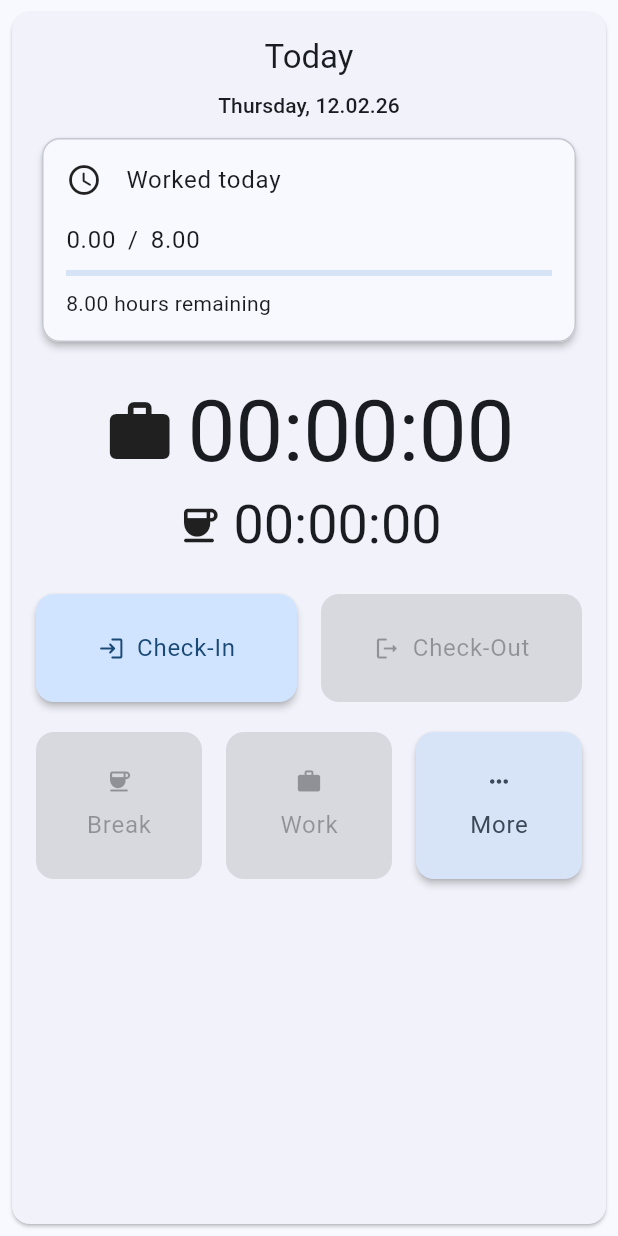
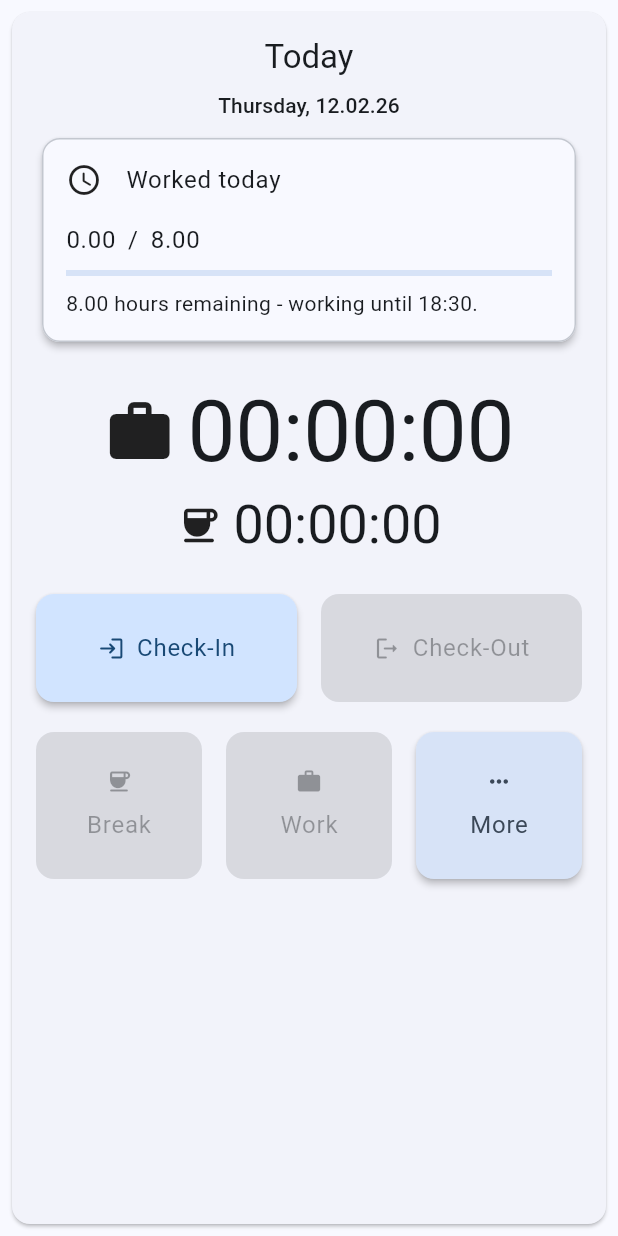
Before and after one commit to MaeschDEV/zentime, a Flutter app: the DayTab widget shown alone on an empty page, opened directly, on a phone screen of 412 x 824 dp. Run offline on Flutter 3.47's test engine with Material 3 defaults, Android fonts, the phone set to English and light mode, and no system bars; our stand-ins replace hive_ce, hive_ce_flutter; accounts and stored records are empty.

Commit message:
Added a text field that shows when the user can clock out

```diff
--- a/lib/tabs/day_tab.dart
+++ b/lib/tabs/day_tab.dart
@@ -2,6 +2,7 @@ import 'dart:async';
 
 import 'package:flutter/material.dart';
 import 'package:hive_ce_flutter/adapters.dart';
+import 'package:intl/intl.dart';
 import 'package:zentime/logic/settings.dart';
 import 'package:zentime/logic/week.dart';
 import 'package:zentime/logic/workday.dart';
@@ -128,6 +129,12 @@ class _DayTab extends State<DayTab> {
     final workedHours = workedDuration.inMinutes / 60.0;
     final remainingHours = (targetHours - workedHours).clamp(0.0, targetHours);
 
+    final clockOutTime = DateTime.now().add(
+      Duration(minutes: (remainingHours * 60).round()),
+    );
+
+    final clockOutTimeString = DateFormat('HH:mm').format(clockOutTime);
+
     double progress = 0.0;
 
     if (targetHours != 0) {
@@ -147,6 +154,7 @@ class _DayTab extends State<DayTab> {
       'breakDuration': breakDuration,
       'dayType': workDay?.dayType ?? DayType.work,
       'targetHours': targetHours,
+      'clockOutTime': clockOutTimeString,
     };
   }
 
@@ -566,6 +574,8 @@ class _DayTab extends State<DayTab> {
                                       data['workedHours'] as double;
                                   final remainingHours =
                                       data['remainingHours'] as double;
+                                  final clockOutTime =
+                                      data['clockOutTime'] as String;
                                   final progress = data['progress'] as double;
                                   final targetHours =
                                       data['targetHours'] as double;
@@ -591,18 +601,36 @@ class _DayTab extends State<DayTab> {
                                         ],
                                       ),
                                       LinearProgressIndicator(value: progress),
-                                      Row(
+                                      (remainingHours != 0.0)
+                                          ? Row(
                                               children: [
                                                 Text(
                                                   _formatHours(remainingHours),
-                                            style: theme.textTheme.bodyMedium,
+                                                  style: theme
+                                                      .textTheme
+                                                      .bodyMedium,
                                                 ),
                                                 Text(
-                                            " hours remaining",
-                                            style: theme.textTheme.bodyMedium,
+                                                  " hours remaining - working until ",
+                                                  style: theme
+                                                      .textTheme
+                                                      .bodyMedium,
+                                                ),
+                                                Text(
+                                                  clockOutTime,
+                                                  style: theme
+                                                      .textTheme
+                                                      .bodyMedium,
+                                                ),
+                                                Text(
+                                                  ".",
+                                                  style: theme
+                                                      .textTheme
+                                                      .bodyMedium,
                                                 ),
                                               ],
-                                      ),
+                                            )
+                                          : Text("Finished Work for today!"),
                                     ],
                                   );
                                 } else if (snapshot.hasError) {
--- a/lib/tabs/overview_tab.dart
+++ b/lib/tabs/overview_tab.dart
@@ -196,17 +196,25 @@ class _OverviewTab extends State<OverviewTab> {
                                         ],
                                       ),
                                       LinearProgressIndicator(value: progress),
-                                      Row(
+                                      (remainingHours != 0.0)
+                                          ? Row(
                                               children: [
                                                 Text(
                                                   _formatHours(remainingHours),
-                                            style: theme.textTheme.bodyMedium,
+                                                  style: theme
+                                                      .textTheme
+                                                      .bodyMedium,
                                                 ),
                                                 Text(
                                                   " hours remaining",
-                                            style: theme.textTheme.bodyMedium,
+                                                  style: theme
+                                                      .textTheme
+                                                      .bodyMedium,
                                                 ),
                                               ],
+                                            )
+                                          : Text(
+                                              "Finished Work for this week!",
                                             ),
                                     ],
                                   );
--- a/lib/tabs/settings_tab.dart
+++ b/lib/tabs/settings_tab.dart
@@ -22,7 +22,7 @@ class _SettingsTab extends State<SettingsTab> {
       trailing: SizedBox(
         width: 100,
         child: TextFormField(
-          key: Key('field_$label\_$value'),
+          key: Key('field_${label}_$value'),
           initialValue: value.toString(),
           keyboardType: const TextInputType.numberWithOptions(decimal: true),
           textAlign: TextAlign.end,
--- a/pubspec.yaml
+++ b/pubspec.yaml
@@ -1,7 +1,7 @@
 name: zentime
 description: "A simple time tracking app."
 publish_to: "none"
-version: 1.0.0+2
+version: 1.0.0+3
 
 environment:
   sdk: ^3.9.2
@@ -14,6 +14,7 @@ dependencies:
   hive_ce: ^2.19.1
   hive_ce_flutter: ^2.3.4
   hive_ce_generator: ^1.11.1
+  intl: ^0.20.2
 
 dev_dependencies:
   flutter_test:
```
Also changed, not shown: pubspec.lock. Lines whose indentation alone changed are shown as unchanged.
